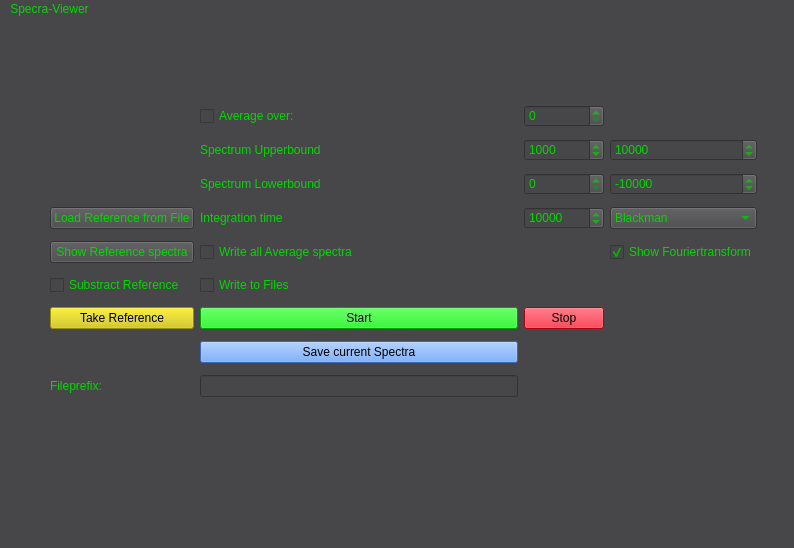
This is scripts/MainWindow.ui in brandhoff/Ghost-OCT as Qt 5 draws it before an edit. The edited form follows.
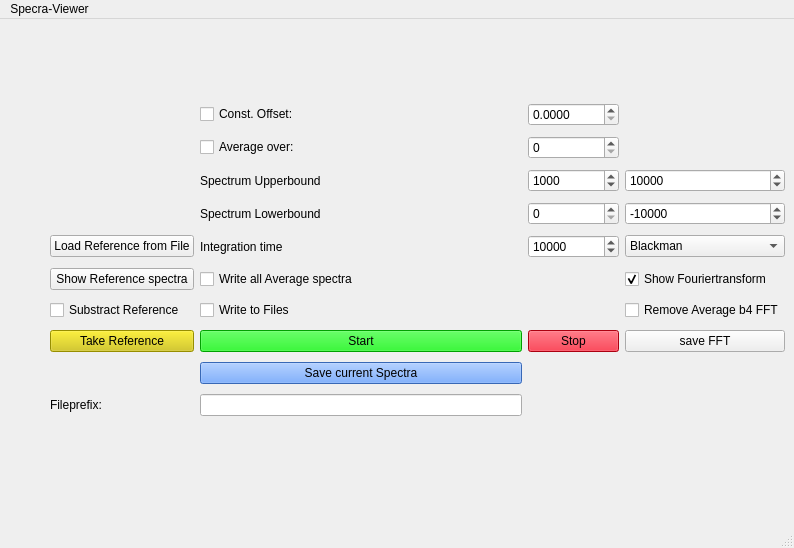
This is the edited form.

The edit to the form file:
```diff
--- a/scripts/MainWindow.ui
+++ b/scripts/MainWindow.ui
@@ -13,18 +13,14 @@
   <property name="windowTitle">
    <string>MainWindow</string>
   </property>
-  <property name="styleSheet">
-   <string notr="true">background-color: rgb(71, 70, 72);
-color: rgb(0, 217, 0);</string>
-  </property>
   <widget class="QWidget" name="centralwidget">
    <widget class="QWidget" name="gridLayoutWidget">
     <property name="geometry">
      <rect>
       <x>50</x>
       <y>80</y>
-      <width>707</width>
-      <height>311</height>
+      <width>735</width>
+      <height>330</height>
      </rect>
     </property>
     <layout class="QGridLayout" name="gridLayout">
@@ -54,9 +50,6 @@
      </item>
      <item row="1" column="2">
       <widget class="QCheckBox" name="checkAverage">
-       <property name="styleSheet">
-        <string notr="true">color: rgb(0, 217, 0);</string>
-       </property>
        <property name="text">
         <string>Average over:</string>
        </property>
@@ -261,9 +254,6 @@
      </item>
      <item row="4" column="2">
       <widget class="QLabel" name="label_2">
-       <property name="styleSheet">
-        <string notr="true">color: rgb(0, 217, 0);</string>
-       </property>
        <property name="text">
         <string>Spectrum Lowerbound</string>
        </property>
@@ -271,9 +261,6 @@
      </item>
      <item row="2" column="2">
       <widget class="QLabel" name="label">
-       <property name="styleSheet">
-        <string notr="true">color: rgb(0, 217, 0);</string>
-       </property>
        <property name="text">
         <string>Spectrum Upperbound</string>
        </property>
@@ -500,9 +487,6 @@
      </item>
      <item row="5" column="2">
       <widget class="QLabel" name="label_3">
-       <property name="styleSheet">
-        <string notr="true">color: rgb(0, 217, 0);</string>
-       </property>
        <property name="text">
         <string>Integration time</string>
        </property>
@@ -582,6 +566,37 @@
        </property>
       </widget>
      </item>
+     <item row="0" column="2">
+      <widget class="QCheckBox" name="checkOffset">
+       <property name="text">
+        <string>Const. Offset:</string>
+       </property>
+      </widget>
+     </item>
+     <item row="0" column="3">
+      <widget class="QDoubleSpinBox" name="spinOffset">
+       <property name="decimals">
+        <number>4</number>
+       </property>
+       <property name="maximum">
+        <double>10000.000000000000000</double>
+       </property>
+      </widget>
+     </item>
+     <item row="8" column="4">
+      <widget class="QCheckBox" name="checkFFTAv">
+       <property name="text">
+        <string>Remove Average b4 FFT</string>
+       </property>
+      </widget>
+     </item>
+     <item row="10" column="4">
+      <widget class="QPushButton" name="btnSaveFFT">
+       <property name="text">
+        <string>save FFT</string>
+       </property>
+      </widget>
+     </item>
     </layout>
    </widget>
   </widget>
```
